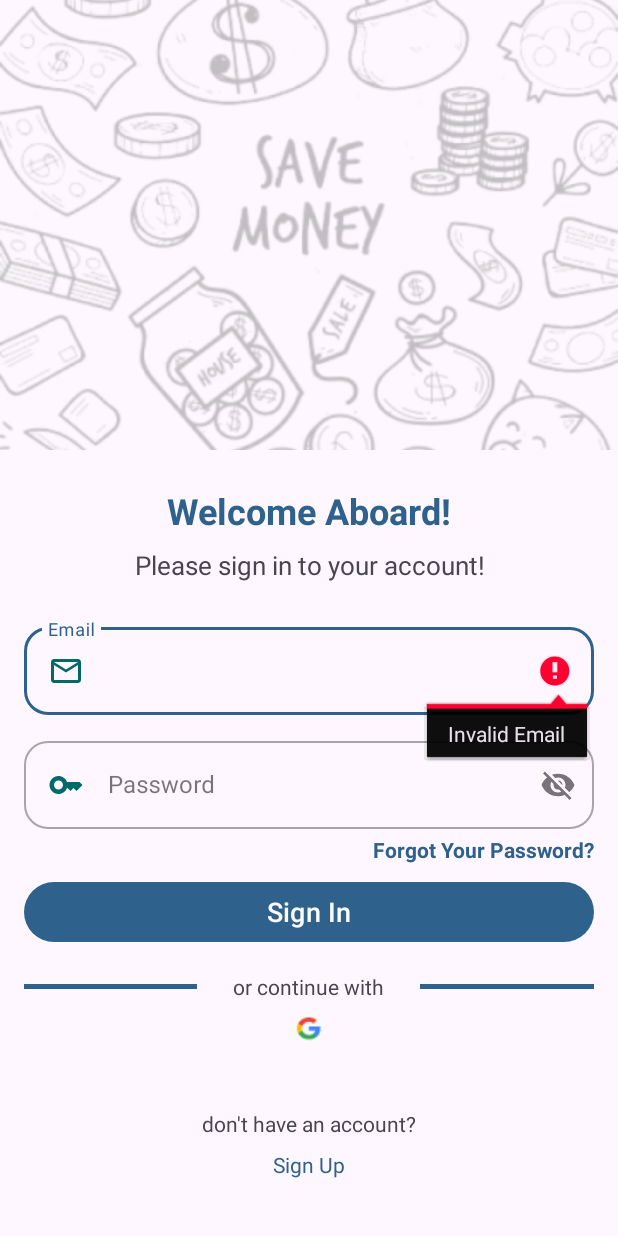
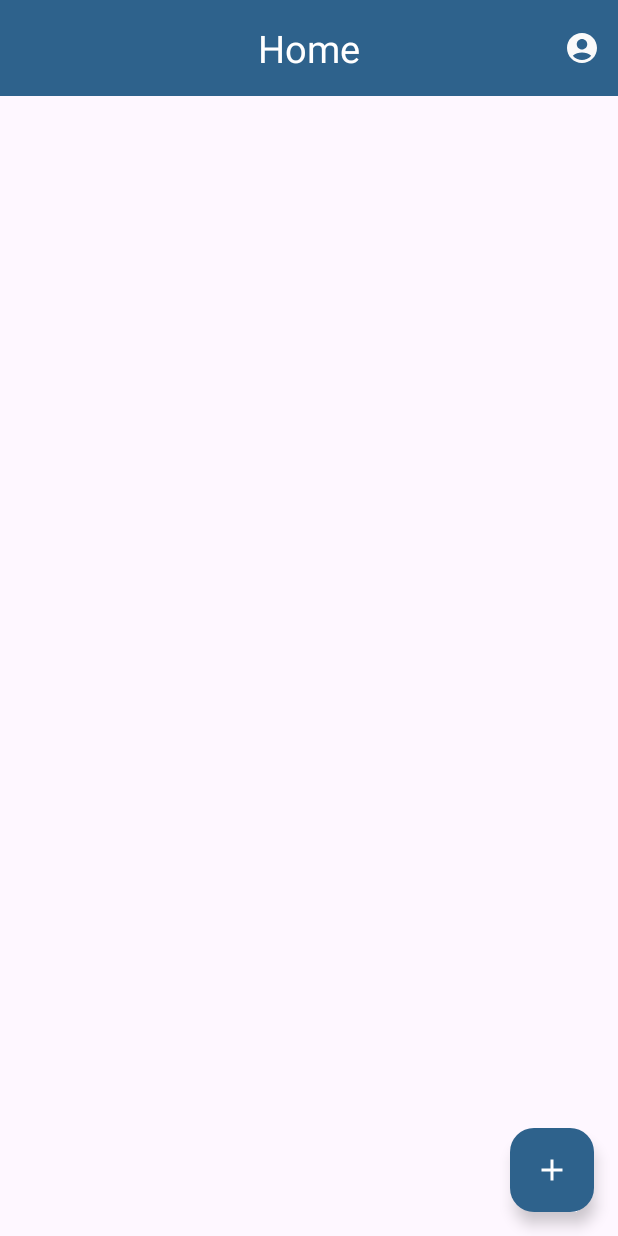
Before and after one commit to AlninoDP/Targeted_Money_Saver_TMS, an Android app: the LoginActivity screen opened directly, with no data from a screen before it, after a tap on "Sign In", on a phone screen of 412 x 824 dp. Run offline under Robolectric (Android 15) with nearby library versions, the phone set to English and light mode, and no system bars.

Commit message:
added home page

```diff
--- a/app/src/main/AndroidManifest.xml
+++ b/app/src/main/AndroidManifest.xml
@@ -12,6 +12,9 @@
         android:supportsRtl="true"
         android:theme="@style/Theme.TargetedMoneySaver"
         tools:targetApi="31">
+        <activity
+            android:name=".ui.home.HomeActivity"
+            android:exported="false" />
         <activity
             android:name=".ui.register.RegisterActivity"
             android:exported="false" />
--- /dev/null
+++ b/app/src/main/java/com/tms/targetedmoneysaver/ui/home/HomeActivity.kt
@@ -0,0 +1,47 @@
+package com.tms.targetedmoneysaver.ui.home
+
+import android.os.Bundle
+import android.view.Menu
+import android.view.MenuItem
+import androidx.activity.enableEdgeToEdge
+import androidx.appcompat.app.AppCompatActivity
+import androidx.core.view.ViewCompat
+import androidx.core.view.WindowInsetsCompat
+import com.tms.targetedmoneysaver.R
+import com.tms.targetedmoneysaver.databinding.ActivityHomeBinding
+
+class HomeActivity : AppCompatActivity() {
+
+    private lateinit var binding: ActivityHomeBinding
+
+    override fun onCreateOptionsMenu(menu: Menu?): Boolean {
+        menuInflater.inflate(R.menu.menu_button, menu)
+        return true
+    }
+
+    override fun onOptionsItemSelected(item: MenuItem): Boolean {
+        when (item.itemId) {
+            R.id.action_profile -> {
+                // TODO: Profile Activity
+            }
+        }
+        return super.onOptionsItemSelected(item)
+    }
+
+    override fun onCreate(savedInstanceState: Bundle?) {
+        super.onCreate(savedInstanceState)
+        enableEdgeToEdge()
+        binding = ActivityHomeBinding.inflate(layoutInflater)
+        setContentView(binding.root)
+        ViewCompat.setOnApplyWindowInsetsListener(findViewById(R.id.main)) { v, insets ->
+            val systemBars = insets.getInsets(WindowInsetsCompat.Type.systemBars())
+            v.setPadding(systemBars.left, systemBars.top, systemBars.right, systemBars.bottom)
+            insets
+        }
+
+        binding.fabHome.setOnClickListener {
+            // TODO: Add Goal Activity
+        }
+
+    }
+}
--- a/app/src/main/java/com/tms/targetedmoneysaver/ui/login/LoginActivity.kt
+++ b/app/src/main/java/com/tms/targetedmoneysaver/ui/login/LoginActivity.kt
@@ -8,9 +8,9 @@ import androidx.appcompat.app.AppCompatActivity
 import androidx.core.view.ViewCompat
 import androidx.core.view.WindowInsetsCompat
 import com.google.android.material.textfield.TextInputLayout
-import com.tms.targetedmoneysaver.MainActivity
 import com.tms.targetedmoneysaver.R
 import com.tms.targetedmoneysaver.databinding.ActivityLoginBinding
+import com.tms.targetedmoneysaver.ui.home.HomeActivity
 import com.tms.targetedmoneysaver.ui.register.RegisterActivity
 
 class LoginActivity : AppCompatActivity(), View.OnClickListener {
@@ -43,6 +43,9 @@ class LoginActivity : AppCompatActivity(), View.OnClickListener {
                 if (validateInput(email, password)) {
                     // TODO: Login Logic
                 }
+                // TODO: ERASE THIS
+                val intent = Intent(this, HomeActivity::class.java)
+                startActivity(intent)
             }
 
             R.id.btn_google_login -> {
@@ -64,11 +67,7 @@ class LoginActivity : AppCompatActivity(), View.OnClickListener {
 
     // Validate email and password
     private fun validateInput(email: String, password: String): Boolean {
-        if (email.isEmpty()) {
-            binding.etLoginEmail.error = getString(R.string.invalid_email)
-            return false
-        }
-        if (!android.util.Patterns.EMAIL_ADDRESS.matcher(email).matches()) {
+        if (email.isEmpty() || !android.util.Patterns.EMAIL_ADDRESS.matcher(email).matches()) {
             binding.etLoginEmail.error = getString(R.string.invalid_email)
             return false
         }
--- /dev/null
+++ b/app/src/main/res/drawable/ic_account.xml
@@ -0,0 +1,5 @@
+<vector xmlns:android="http://schemas.android.com/apk/res/android" android:height="24dp" android:tint="#fafafa" android:viewportHeight="24" android:viewportWidth="24" android:width="24dp">
+
+    <path android:fillColor="@android:color/white" android:pathData="M12,2C6.48,2 2,6.48 2,12s4.48,10 10,10s10,-4.48 10,-10S17.52,2 12,2zM12,6c1.93,0 3.5,1.57 3.5,3.5S13.93,13 12,13s-3.5,-1.57 -3.5,-3.5S10.07,6 12,6zM12,20c-2.03,0 -4.43,-0.82 -6.14,-2.88C7.55,15.8 9.68,15 12,15s4.45,0.8 6.14,2.12C16.43,19.18 14.03,20 12,20z"/>
+
+</vector>
--- /dev/null
+++ b/app/src/main/res/drawable/ic_add.xml
@@ -0,0 +1,5 @@
+<vector xmlns:android="http://schemas.android.com/apk/res/android" android:height="24dp" android:tint="#ffffff" android:viewportHeight="24" android:viewportWidth="24" android:width="24dp">
+
+    <path android:fillColor="@android:color/white" android:pathData="M19,13h-6v6h-2v-6H5v-2h6V5h2v6h6v2z"/>
+
+</vector>
--- /dev/null
+++ b/app/src/main/res/layout/activity_home.xml
@@ -0,0 +1,44 @@
+<?xml version="1.0" encoding="utf-8"?>
+<androidx.constraintlayout.widget.ConstraintLayout xmlns:android="http://schemas.android.com/apk/res/android"
+    xmlns:app="http://schemas.android.com/apk/res-auto"
+    xmlns:tools="http://schemas.android.com/tools"
+    android:id="@+id/main"
+    android:layout_width="match_parent"
+    android:layout_height="match_parent"
+    tools:context=".ui.home.HomeActivity">
+
+    <!--  AppBar -->
+    <androidx.appcompat.widget.Toolbar
+        android:id="@+id/top_app_bar"
+        android:layout_width="match_parent"
+        android:layout_height="?attr/actionBarSize"
+        android:background="@color/primary"
+        app:layout_constraintEnd_toEndOf="parent"
+        app:layout_constraintStart_toStartOf="parent"
+        app:layout_constraintTop_toTopOf="parent"
+        app:menu="@menu/menu_button">
+
+        <TextView
+            android:layout_width="wrap_content"
+            android:layout_height="wrap_content"
+            android:layout_gravity="center"
+            android:text="@string/app_bar_home_title"
+            android:textColor="@color/white"
+            android:textSize="25sp" />
+    </androidx.appcompat.widget.Toolbar>
+
+    <!-- FAB -->
+    <com.google.android.material.floatingactionbutton.FloatingActionButton
+        android:id="@+id/fab_home"
+        android:layout_width="wrap_content"
+        android:layout_height="wrap_content"
+        android:layout_marginEnd="16dp"
+        android:layout_marginBottom="16dp"
+        android:backgroundTint="@color/primary"
+        android:contentDescription="@string/add_goal"
+        android:src="@drawable/ic_add"
+        app:layout_constraintBottom_toBottomOf="parent"
+        app:layout_constraintEnd_toEndOf="parent"
+        app:tint="@color/white" />
+
+</androidx.constraintlayout.widget.ConstraintLayout>
--- /dev/null
+++ b/app/src/main/res/menu/menu_button.xml
@@ -0,0 +1,10 @@
+<?xml version="1.0" encoding="utf-8"?>
+<menu xmlns:android="http://schemas.android.com/apk/res/android"
+    xmlns:app="http://schemas.android.com/apk/res-auto">
+
+    <item
+        android:id="@+id/action_profile"
+        android:icon="@drawable/ic_account"
+        android:title="@string/menu_profile_title"
+        app:showAsAction="always"/>
+</menu>
--- a/app/src/main/res/values/strings.xml
+++ b/app/src/main/res/values/strings.xml
@@ -1,5 +1,9 @@
 <resources>
     <string name="app_name">Targeted Money Saver</string>
+
+    <string name="add_goal">Add Goal</string>
+
+    <string name="menu_profile_title">Profile</string>
 
     <string name="next">Next</string>
     <string name="email_hint">Email</string>
@@ -12,6 +16,10 @@
     <string name="invalid_email">Invalid Email</string>
     <string name="invalid_password">Password must be at least 8 characters</string>
     <string name="password_not_match">Password does not match</string>
+
+    <!-- AppBar -->
+    <string name="app_bar_home_title">Home</string>
+
 
     <!-- Description Image Text -->
     <string name="onboarding_image_description">Goal Saving</string>
```
